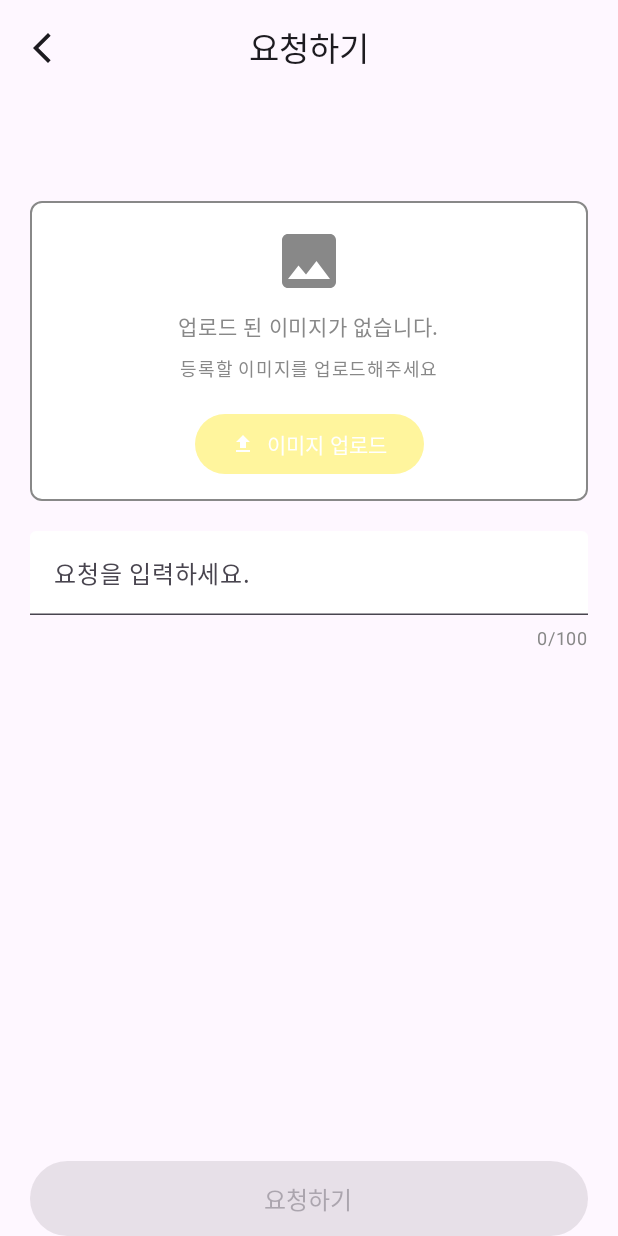
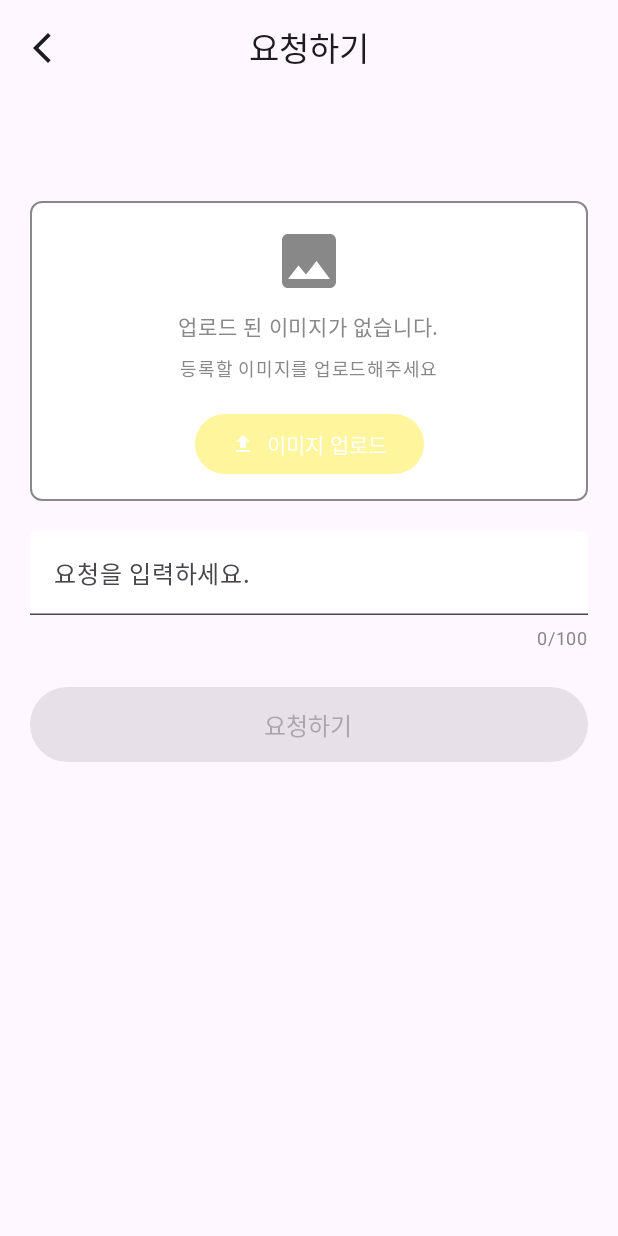
Before and after one commit to universeYong/ggriggri_compose_project, an Android app built with Jetpack Compose: the RequestScreen screen opened through its navigation route, on a phone screen of 412 x 824 dp. Run offline under Robolectric (Android 15) with nearby library versions, the light colour scheme and no system bars; our stand-ins replace Dagger/Hilt's generated code, Firebase (no records; nobody signed in at launch, a user with empty details on screens opened directly); libraries missing offline, so code that uses them is left out: com.kakao.sdk; pictures from the network do not load; Roboto replaces fonts that are not available here.

Commit message:
UI 수정

```diff
--- a/app/src/main/AndroidManifest.xml
+++ b/app/src/main/AndroidManifest.xml
@@ -23,7 +23,8 @@
             android:name=".MainActivity"
             android:exported="true"
             android:label="@string/app_name"
-            android:theme="@style/Theme.Ggrigggri">
+            android:theme="@style/Theme.Ggrigggri"
+            android:windowSoftInputMode="adjustResize">
             <intent-filter>
                 <action android:name="android.intent.action.MAIN" />
                 <category android:name="android.intent.category.LAUNCHER" />
--- a/app/src/main/java/com/ahn/ggrigggri/ggriggriAplication.kt
+++ b/app/src/main/java/com/ahn/ggrigggri/ggriggriAplication.kt
@@ -37,6 +37,7 @@ class ggriggriAplication : Application(), SingletonImageLoader.Factory,
 
     override fun onCreate() {
         super.onCreate()
+        KakaoSdk.init(this,"fdf59a777205057ffca042069bd2284d")
 
         Log.d("ggriggriAplication", "카카오 SDK 초기화 완료")
 //        Log.e("TAG", KakaoSdk.keyHash)
--- a/data/build.gradle.kts
+++ b/data/build.gradle.kts
@@ -1,7 +1,6 @@
 plugins {
     alias(libs.plugins.android.library)
     alias(libs.plugins.kotlin.android)
-    alias(libs.plugins.google.gms.google.services)
     alias(libs.plugins.google.ksp)
 }
 
--- a/feature/ggriggri_ui/src/main/java/com/ahn/ggriggri/screen/ui/main/ui/request/RequestScreen.kt
+++ b/feature/ggriggri_ui/src/main/java/com/ahn/ggriggri/screen/ui/main/ui/request/RequestScreen.kt
@@ -7,6 +7,7 @@ import androidx.activity.result.contract.ActivityResultContracts
 import androidx.compose.foundation.border
 import androidx.compose.foundation.clickable
 import androidx.compose.foundation.layout.*
+import androidx.compose.foundation.lazy.LazyColumn
 import androidx.compose.foundation.shape.RoundedCornerShape
 import androidx.compose.material.icons.Icons
 import androidx.compose.material.icons.filled.AddPhotoAlternate
@@ -20,6 +21,7 @@ import androidx.compose.ui.draw.clip
 import androidx.compose.ui.graphics.Color
 import androidx.compose.ui.graphics.PathEffect
 import androidx.compose.ui.layout.ContentScale
+import androidx.compose.ui.layout.Layout
 import androidx.compose.ui.unit.dp
 import androidx.compose.ui.unit.sp
 import androidx.hilt.navigation.compose.hiltViewModel
@@ -76,14 +78,19 @@ fun RequestScreen(
             modifier = Modifier.fillMaxSize(),
             color = MaterialTheme.colorScheme.background
         ) {
-            Column(
+            LazyColumn(
                 modifier = Modifier
                     .fillMaxSize()
+                    .imePadding()
                     .padding(horizontal = 20.dp),
-                horizontalAlignment = Alignment.CenterHorizontally
+                horizontalAlignment = Alignment.CenterHorizontally,
+                contentPadding = PaddingValues(vertical = 20.dp)
             ) {
-                Spacer(modifier = Modifier.height(70.dp))
+                item {
+                    Spacer(modifier = Modifier.height(50.dp))
+                }
 
+                item {
                     ImageUploadSection(
                         selectedImageUri = selectedImageUri,
                         onImageSelected = {
@@ -93,20 +100,26 @@ fun RequestScreen(
                         },
                         onImageRemoved = viewModel::removeImage
                     )
+                }
 
+                item {
                     Spacer(modifier = Modifier.height(20.dp))
+                }
 
+                item {
                     MessageInputSection(
                         message = requestMessage,
                         onMessageChanged = viewModel::updateMessage,
                         currentLength = currentMessageLength,
                         maxLength = 100
                     )
+                }
 
+                item {
+                    Spacer(modifier = Modifier.height(20.dp))
+                }
 
-                Spacer(modifier = Modifier.weight(1f))
-
-
+                item {
                     Button(
                         onClick = viewModel::createRequest,
                         modifier = Modifier
@@ -130,6 +143,11 @@ fun RequestScreen(
                                 fontFamily = NanumSquareBold
                             )
                         }
+                    }
+                }
+
+                item {
+                    Spacer(modifier = Modifier.height(20.dp))
                 }
             }
         }
```
Also changed, not shown: feature/ggriggri_ui/src/main/java/com/ahn/ggriggri/screen/ui/main/ui/answer/AnswerScreen.kt (+56 -17 lines), data/src/main/java/com/ahn/data/datasource/StorageDataSource.kt (line endings or trailing spaces), feature/ggriggri_ui/src/main/java/com/ahn/ggriggri/screen/ui/main/ui/response/component/ImageUploadSection.kt (line endings or trailing spaces), feature/ggriggri_ui/src/main/java/com/ahn/ggriggri/screen/ui/main/ui/response/component/MessageInputSection.kt (line endings or trailing spaces), feature/ggriggri_ui/src/main/java/com/ahn/ggriggri/screen/ui/main/utils/ImageCompressionUtils.kt (line endings or trailing spaces). Lines whose indentation alone changed are shown as unchanged.
